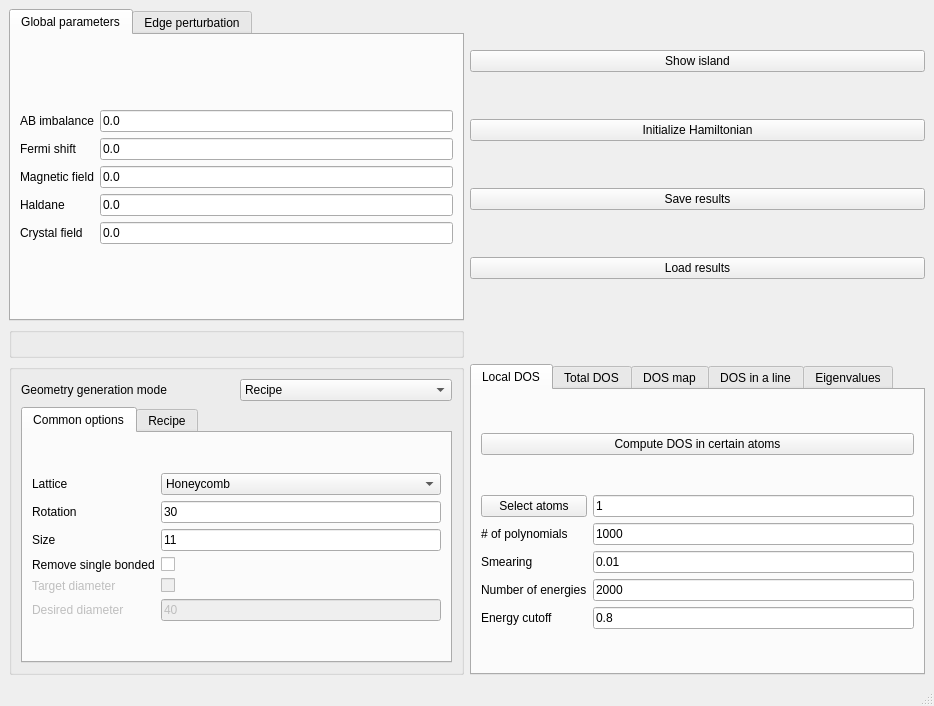
First picture: the form in interface-pyqt/huge_0d/interface.ui, repository joselado/quantum-lattice, before the edit.
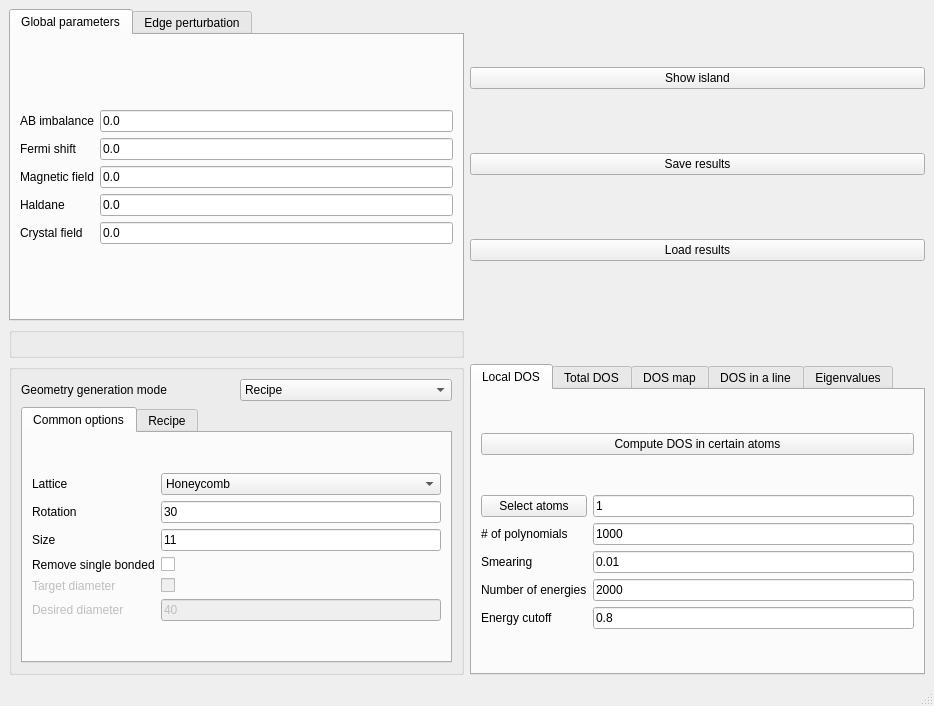
Second picture: the form after the edit. Custom widgets are drawn as their Qt base class.

Commit message: Auto-rebuild huge_0d's Hamiltonian instead of requiring an Initialize button

What changed in the file:
```diff
--- a/interface-pyqt/huge_0d/interface.ui
+++ b/interface-pyqt/huge_0d/interface.ui
@@ -175,16 +175,6 @@
        </widget>
       </item>
       <item row="1" column="0">
-       <widget class="PushButton" name="initialize">
-        <property name="toolTip">
-         <string>Write the Hamiltonian to a file, to allow quick access for the rest of the computations</string>
-        </property>
-        <property name="text">
-         <string>Initialize Hamiltonian</string>
-        </property>
-       </widget>
-      </item>
-      <item row="2" column="0">
        <widget class="PushButton" name="save_results">
         <property name="toolTip">
          <string>Copy the results to a local folder</string>
@@ -194,7 +184,7 @@
         </property>
        </widget>
       </item>
-      <item row="3" column="0">
+      <item row="2" column="0">
        <widget class="PushButton" name="load_results">
         <property name="toolTip">
          <string>Restore the parameters and results from the last saved state</string>
```
The commit also changes 2 other files.
